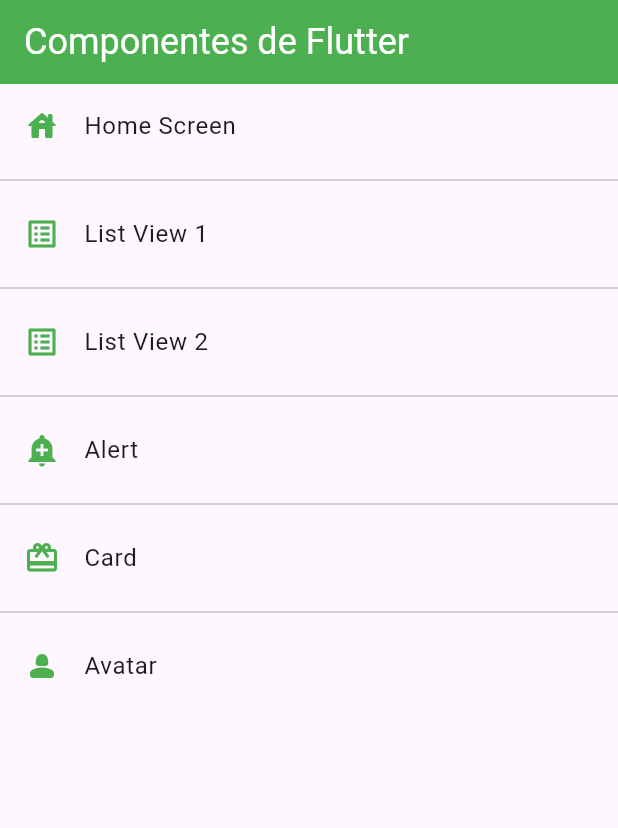
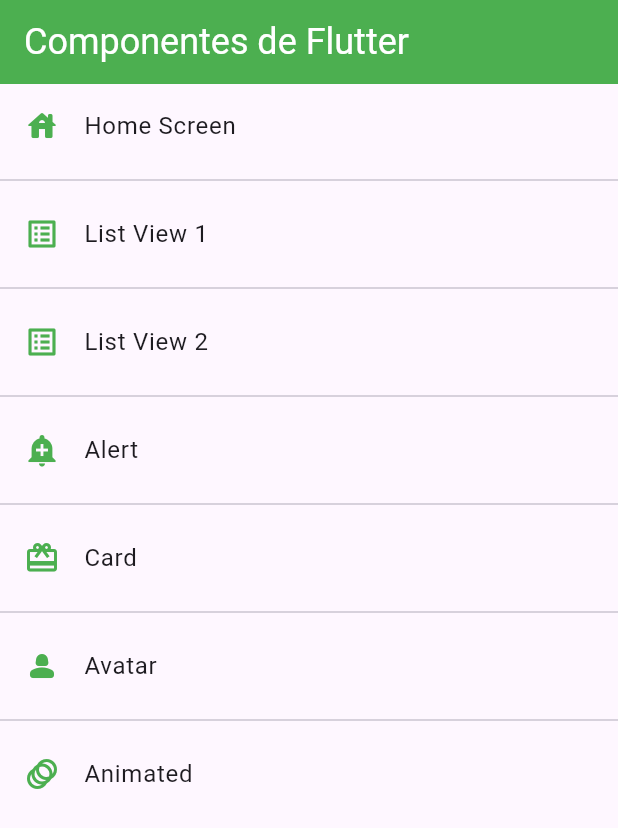
Before and after one commit to The-Crow-n/fl_components, a Flutter app: the screen it shows after launch, on a phone screen of 412 x 824 dp. Shown: the top 828 px of the screen. Run offline on Flutter 3.47's test engine with Material 3 defaults, Android fonts, the phone set to English and light mode, and no system bars.

Commit message:
animated container

```diff
--- a/lib/routes/app_routes.dart
+++ b/lib/routes/app_routes.dart
@@ -1,4 +1,5 @@
 import 'package:fl_components/models/models.dart';
+import 'package:fl_components/screens/animated_screen.dart';
 import 'package:fl_components/screens/screens.dart';
 import 'package:flutter/material.dart';
 
@@ -35,7 +36,12 @@ class AppRoutes {
         route: 'avatar',
         icon: Icons.person_2_rounded,
         name: 'Avatar',
-        screen: const AvatarScreen())
+        screen: const AvatarScreen()),
+    MenuOption(
+        route: 'animated',
+        icon: Icons.animation,
+        name: 'Animated',
+        screen: const AnimatedScreen())
   ];
 
   static Map<String, Widget Function(BuildContext)> getAppRoutes() {
```
Also changed, not shown: lib/screens/animated_screen.dart (added, +38 -0 lines).
